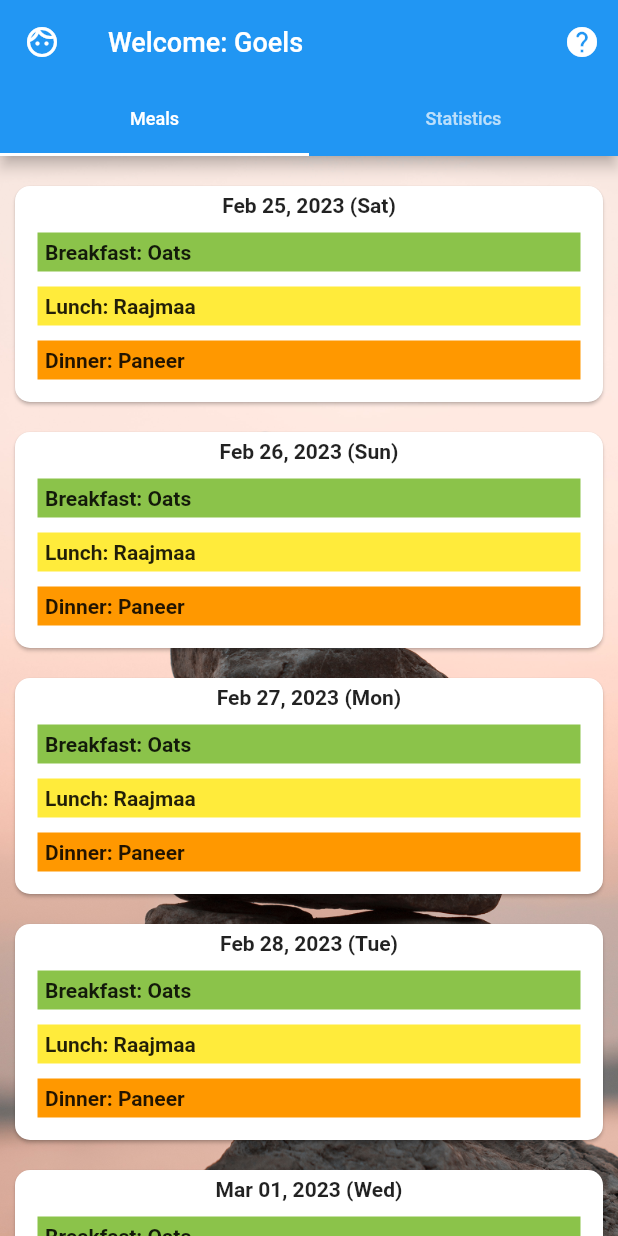
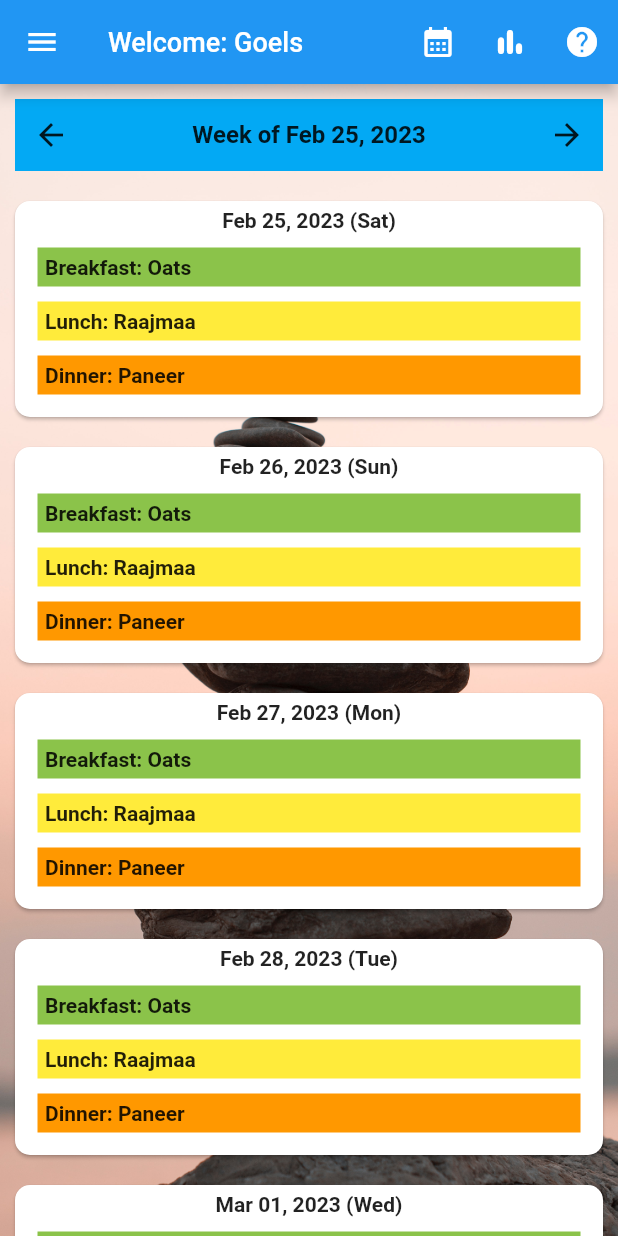
Before and after one commit to sandeshgoel/meal_planner, a Flutter app: the screen it shows after launch, after a tap on the "help" icon, on a phone screen of 412 x 824 dp. Run offline on Flutter 3.47's test engine with Material 2 defaults, Android fonts, the phone set to English and light mode, and no system bars; drawn by our look-alikes of showcaseview; accounts and stored records are empty.

Commit message:
WIP check in

```diff
--- a/analysis_options.yaml
+++ b/analysis_options.yaml
@@ -7,7 +7,7 @@
 
 # The following line activates a set of recommended lints for Flutter apps,
 # packages, and plugins designed to encourage good coding practices.
-include: package:flutter_lints/flutter.yaml
+#include: package:flutter_lints/flutter.yaml
 
 linter:
   # The lint rules applied to this project can be customized in the
--- a/lib/pages/home_page.dart
+++ b/lib/pages/home_page.dart
@@ -24,14 +24,35 @@ class _MyHomePageState extends State<MyHomePage> {
   @override
   Widget build(BuildContext context) {
     return Consumer<YogaSettings>(builder: (context, settings, _) {
-      return DefaultTabController(
-        initialIndex: 0,
-        length: 2,
-        child: ShowCaseWidget(
+      return ShowCaseWidget(
         builder: Builder(builder: (context) {
           return Scaffold(
             appBar: AppBar(
               actions: [
+                Showcase(
+                  key: _skey1,
+                  description: 'Click here for the monthly view',
+                  overlayPadding: const EdgeInsets.fromLTRB(-5, 0, 5, 0),
+                  contentPadding: const EdgeInsets.all(20),
+                  shapeBorder: const CircleBorder(),
+                  child: IconButton(
+                    onPressed: () {},
+                    icon: const Icon(Icons.calendar_month),
+                  ),
+                ),
+                IconButton(
+                  onPressed: () {
+                    Navigator.of(context).push(
+                      MaterialPageRoute(builder: (BuildContext context) {
+                        return StatsPage();
+                      }),
+                    ).then((value) {
+                      setState(() {});
+                    });
+                  },
+                  icon:
+                      const Icon(IconData(0xf5a9, fontFamily: 'MaterialIcons')),
+                ),
                 IconButton(
                   icon: const Icon(Icons.help_rounded),
                   onPressed: () {
@@ -44,73 +65,8 @@ class _MyHomePageState extends State<MyHomePage> {
               ],
               title: Text('Welcome: ${settings.getUser().name}',
                   style: const TextStyle(fontSize: 18)),
-                leading: Showcase(
-                    key: _skey4,
-                    description:
-                        'Click here to access the settings menu, or logout from the application',
-                    overlayPadding: const EdgeInsets.fromLTRB(-5, 0, 5, 0),
-                    contentPadding: const EdgeInsets.all(20),
-                    shapeBorder: const CircleBorder(),
-                    child:
-                        const Icon(Icons.face_outlined) //_popupMenu(settings),
             ),
-                bottom: TabBar(
-                  tabs: [
-                    Showcase(
-                      key: _skey0,
-                      description: 'First tab lists all the meals',
-                      overlayPadding:
-                          const EdgeInsets.symmetric(horizontal: 15),
-                      contentPadding: const EdgeInsets.all(20),
-                      child: const Tab(
-                        child: Text(
-                          'Meals',
-                          style: TextStyle(fontSize: 12),
-                        ),
-                      ),
-                    ),
-                    Showcase(
-                      key: _skey1,
-                      description: 'Second tab provides statistical analysis',
-                      overlayPadding:
-                          const EdgeInsets.symmetric(horizontal: 15),
-                      contentPadding: const EdgeInsets.all(50),
-                      child: const Tab(
-                        child: Text(
-                          'Statistics',
-                          style: TextStyle(fontSize: 12),
-                        ),
-                      ),
-                    ), /*
-                  Showcase(
-                    key: _skey2,
-                    description:
-                        'Third tab shows your activity and your progress relative to the target you have set',
-                    overlayPadding: EdgeInsets.symmetric(horizontal: 15),
-                    contentPadding: EdgeInsets.all(20),
-                    child: Tab(
-                      child: Text(
-                        'Activity',
-                        style: TextStyle(fontSize: 12),
-                      ),
-                    ),
-                  ),
-                  Showcase(
-                    key: _skey3,
-                    description:
-                        'The last tab shows shared routines by other users',
-                    overlayPadding: EdgeInsets.symmetric(horizontal: 15),
-                    contentPadding: EdgeInsets.all(20),
-                    child: Tab(
-                      child: Text(
-                        'Social',
-                        style: TextStyle(fontSize: 12),
-                      ),
-                    ),
-                  ),*/
-                  ],
-                ),
-              ),
+            drawer: _drawer(context),
             body: Stack(
               children: [
                 Container(
@@ -121,20 +77,93 @@ class _MyHomePageState extends State<MyHomePage> {
                     ),
                   ),
                 ),
-                  const TabBarView(
-                    children: [
                 MealsPage(),
-                      StatsPage(),
-                      //SocialPage(),
-                    ],
-                  ),
               ],
             ),
           );
         }),
+      );
+    });
+  }
+}
+
+Widget _drawer(context) {
+  return Drawer(
+    child: ListView(
+      children: [
+        _drawerHeader(context),
+        _drawerItem(context, 'Settings', Icon(Icons.settings)),
+        _drawerItem(context, 'About', Icon(Icons.info)),
+      ],
     ),
   );
-    });
+}
+
+Widget _drawerItem(context, String text, Icon icon) {
+  return Material(
+    child: InkWell(
+      child: Container(
+        margin: EdgeInsets.fromLTRB(15, 15, 15, 0),
+        child: Row(children: [
+          Expanded(child: icon),
+          Expanded(
+            child: Text(
+              text,
+              style: TextStyle(
+                fontWeight: FontWeight.bold,
+              ),
+            ),
+            flex: 4,
+          ),
+        ]),
+      ),
+      onTap: () {
+        Navigator.pop(context);
+      },
+    ),
+  );
+}
+
+Widget _drawerHeader(context) {
+  return Container(
+    padding: EdgeInsets.all(20),
+    color: Colors.lightBlue,
+    child: Column(
+      mainAxisAlignment: MainAxisAlignment.center,
+      children: [
+        Container(
+          height: 70,
+          decoration: BoxDecoration(
+            shape: BoxShape.circle,
+            image: DecorationImage(
+              image: AssetImage("assets/icon/yoga_icon_circular.png"),
+            ),
+          ),
+        ),
+        SizedBox(
+          height: 10,
+        ),
+        Text(
+          'Sandesh Goel',
+          style: TextStyle(
+            color: Colors.white,
+            fontWeight: FontWeight.bold,
+          ),
+        ),
+        SizedBox(
+          height: 5,
+        ),
+        Text(
+          'email@domain.com',
+          style: TextStyle(
+            color: Colors.grey[200],
+            fontSize: 12,
+            fontStyle: FontStyle.italic,
+          ),
+        )
+      ],
+    ),
+  );
 }
 /*
   Widget _popupMenu(settings) {
@@ -271,4 +300,3 @@ class _MyHomePageState extends State<MyHomePage> {
     });
   }
   */
-}
--- a/lib/pages/meals_page.dart
+++ b/lib/pages/meals_page.dart
@@ -19,19 +19,52 @@ class MealsPage extends StatefulWidget {
 class _MealsPageState extends State<MealsPage> {
   @override
   Widget build(BuildContext context) {
-    List<Widget> dayList = _dayList();
+    DateTime day = DateTime.now();
+    DateFormat formatter = DateFormat('MMM dd, y');
+    String formatted = formatter.format(day);
+
+    List<Widget> dayList = _dayList(day);
     return SingleChildScrollView(
       child: Column(
-        children: dayList,
+        children: [
+          Container(
+            color: Colors.lightBlue,
+            margin: const EdgeInsets.fromLTRB(10, 10, 10, 0),
+            child: Row(
+              mainAxisAlignment: MainAxisAlignment.spaceBetween,
+              children: [
+                IconButton(
+                  onPressed: () {},
+                  icon: const Icon(Icons.arrow_back),
+                ),
+                Text(
+                  'Week of $formatted',
+                  style: const TextStyle(
+                      fontWeight: FontWeight.bold, fontSize: 16),
+                ),
+                IconButton(
+                  onPressed: () {},
+                  icon: const Icon(Icons.arrow_forward),
+                ),
+              ],
+            ),
+          ),
+          Column(
+            children: dayList,
+          ),
+          const SizedBox(
+            height: 20,
+          )
+        ],
       ),
     );
   }
 
-  List<Widget> _dayList() {
+  List<Widget> _dayList(DateTime day) {
     List<Widget> ret = [];
 
     for (var i = 0; i < 7; i++) {
-      ret.add(_dayTile(DateTime.now().add(Duration(days: i))));
+      ret.add(_dayTile(day.add(Duration(days: i))));
     }
     return ret;
   }
--- a/lib/pages/stats_page.dart
+++ b/lib/pages/stats_page.dart
@@ -10,6 +10,13 @@ class StatsPage extends StatefulWidget {
 class _StatsPageState extends State<StatsPage> {
   @override
   Widget build(BuildContext context) {
-    return Container();
+    return Scaffold(
+      appBar: AppBar(
+        title: Text('Statistics'),
+      ),
+      body: Container(
+        child: Center(child: Text('Stats Page')),
+      ),
+    );
   }
 }
--- a/lib/services/settings.dart
+++ b/lib/services/settings.dart
@@ -1,9 +1,6 @@
 // ------------------------------------------------------
 
-import 'dart:convert';
-
 import 'package:flutter/material.dart';
-import 'package:shared_preferences/shared_preferences.dart';
 
 class UserInfo {
   late String uid;
```
Lines whose indentation alone changed are shown as unchanged.
